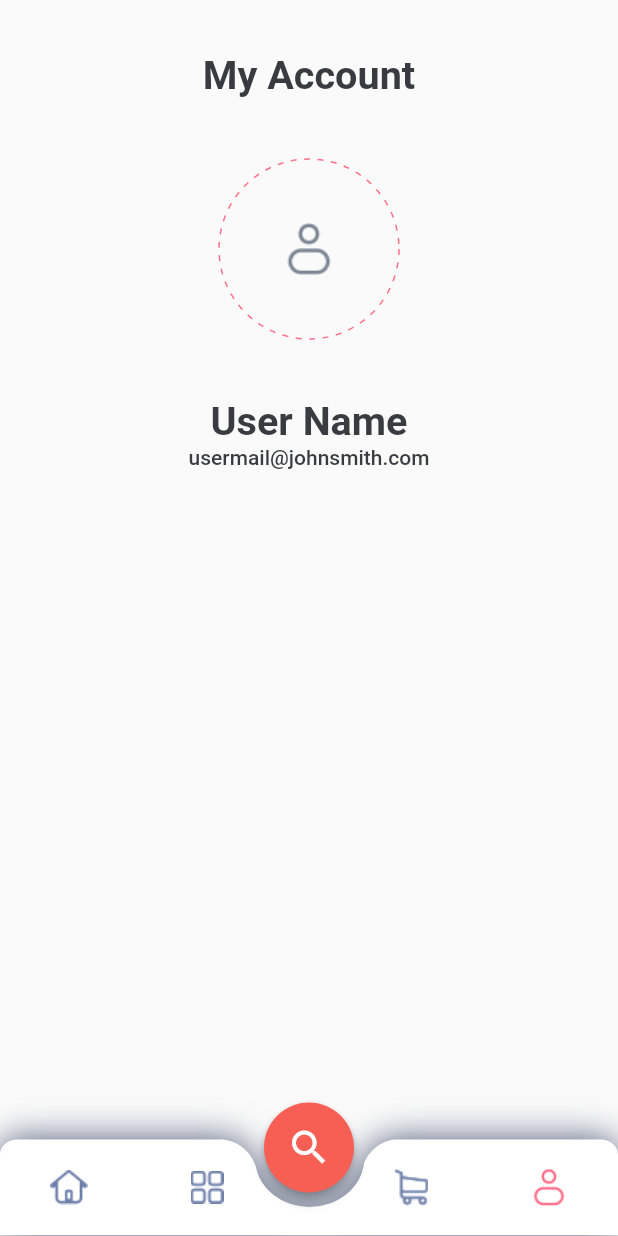
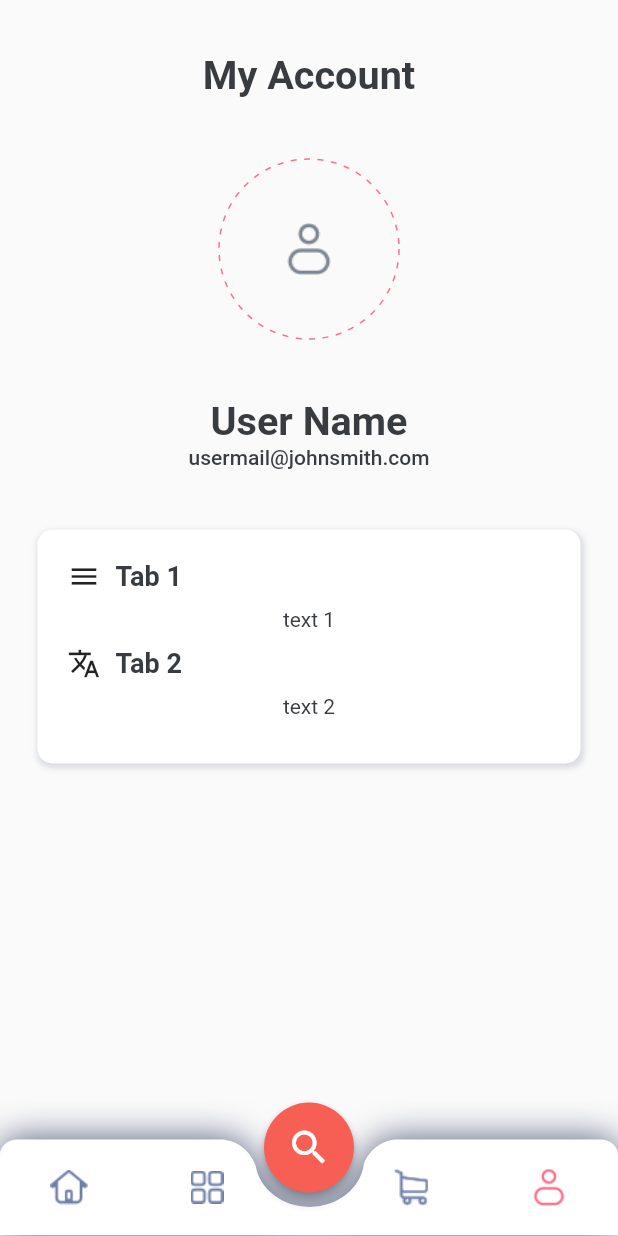
Before and after one commit to izajul/dokan_demo, a Flutter app: the screen it shows after launch, swiped to page 2, on a phone screen of 412 x 824 dp. Run offline on Flutter 3.47's test engine with Material 2 defaults, Android fonts, the phone set to English and light mode, and no system bars; drawn by our look-alikes of dotted_border.

Commit message:
profile page half done

```diff
--- a/lib/view/screens/profile.screen.dart
+++ b/lib/view/screens/profile.screen.dart
@@ -1,4 +1,5 @@
 import 'package:dokan/utils/appearance.dart';
+import 'package:dokan/view/widget/expandable_list.widget.dart';
 import 'package:dotted_border/dotted_border.dart';
 import 'package:flutter/cupertino.dart';
 import 'package:flutter/material.dart';
@@ -9,7 +10,7 @@ class Profile extends StatelessWidget {
   @override
   Widget build(BuildContext context) {
     return Padding(
-      padding: const EdgeInsets.symmetric(horizontal: 33),
+      padding: const EdgeInsets.symmetric(horizontal: 25),
       child: SingleChildScrollView(
         physics: const ScrollPhysics(),
         child: ListView(
@@ -87,6 +88,25 @@ class Profile extends StatelessWidget {
                 "usermail@johnsmith.com",
                 style: textTheme.bodyText1,
               ),
+            ),
+            const SizedBox(
+              height: 40,
+            ),
+
+            /// Expandable List
+            Container(
+              padding: EdgeInsets.all(20),
+              decoration: BoxDecoration(
+                  color: Colors.white,
+                  borderRadius: BorderRadius.circular(10),
+                  boxShadow: [
+                    BoxShadow(
+                        color: MyColors.shadow.shade100,
+                        blurRadius: 3,
+                        spreadRadius: 1,
+                        offset: Offset(1, 2))
+                  ]),
+              child: ExpandableList(),
             )
           ],
         ),
--- /dev/null
+++ b/lib/view/widget/expandable_list.widget.dart
@@ -0,0 +1,117 @@
+import 'package:dokan/utils/appearance.dart';
+import 'package:flutter/cupertino.dart';
+import 'package:flutter/material.dart';
+
+class ExpandableList extends StatefulWidget {
+  ExpandableList({Key? key}) : super(key: key);
+
+  List<ExpandListViewItem> items = [
+    ExpandListViewItem(
+        item: _getWidget("text 1"), tabTitle: "Tab 1", leadingIcon: Icons.menu),
+    ExpandListViewItem(
+        item: _getWidget("text 2"),
+        tabTitle: "Tab 2",
+        leadingIcon: Icons.translate),
+  ];
+
+  @override
+  _ExpandableListState createState() => _ExpandableListState();
+}
+
+class _ExpandableListState extends State<ExpandableList> {
+  int _inx = -1;
+
+  @override
+  Widget build(BuildContext context) {
+    return Container(
+      alignment: Alignment.center,
+      child: ListView.builder(
+        physics: const NeverScrollableScrollPhysics(),
+        shrinkWrap: true,
+        itemCount: widget.items.length,
+        itemBuilder: (BuildContext context, int index) {
+          final item = widget.items[index];
+          return GestureDetector(
+            onTap: () {
+              if (_inx == index) {
+                setState(() {
+                  _inx = -1;
+                });
+                return;
+              }
+              setState(() {
+                _inx = index;
+              });
+            },
+            child: Column(
+              children: [
+                Row(
+                  children: [
+                    Icon(
+                      item.leadingIcon,
+                      size: 22,
+                    ),
+                    const SizedBox(
+                      width: 10,
+                    ),
+                    Text(
+                      item.tabTitle,
+                      style: textTheme.headline6,
+                    ),
+                  ],
+                ),
+                /*SizeTransition(
+                  sizeFactor: _controller,
+                  child: item.item,
+                )*/
+                ExpandableContainer(
+                  child: item.item,
+                  expanded: (_inx == index),
+                )
+              ],
+            ),
+          );
+        },
+      ),
+    );
+  }
+}
+
+class ExpandableContainer extends StatelessWidget {
+  final bool expanded;
+  final Widget child;
+
+  ExpandableContainer({
+    required this.child,
+    this.expanded = false,
+  });
+
+  @override
+  Widget build(BuildContext context) {
+    double screenWidth = MediaQuery.of(context).size.width;
+    return AnimatedContainer(
+      duration: const Duration(milliseconds: 500),
+      curve: Curves.easeInOut,
+      width: screenWidth,
+      child: child,
+    );
+  }
+}
+
+Widget _getWidget(text) {
+  return Container(
+    padding: EdgeInsets.all(10),
+    alignment: Alignment.center,
+    child: Text(text),
+  );
+}
+
+class ExpandListViewItem {
+  final Widget item;
+  final String tabTitle;
+  IconData? leadingIcon = Icons.menu;
+  bool _isExpanded = false;
+
+  ExpandListViewItem(
+      {required this.item, required this.tabTitle, this.leadingIcon});
+}
```
